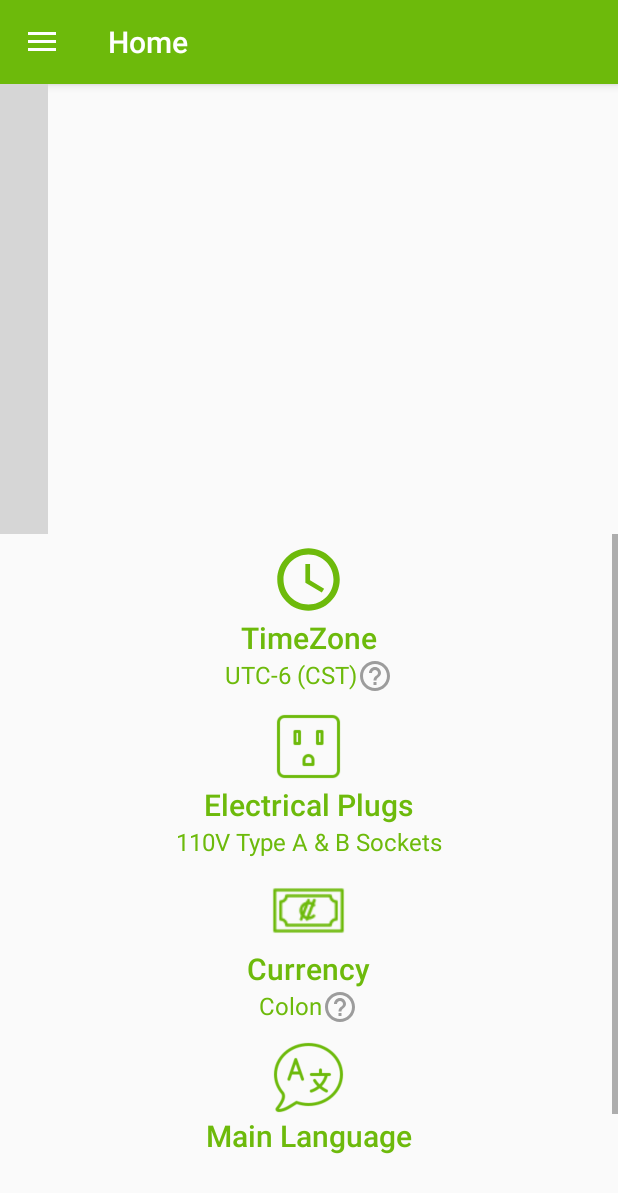
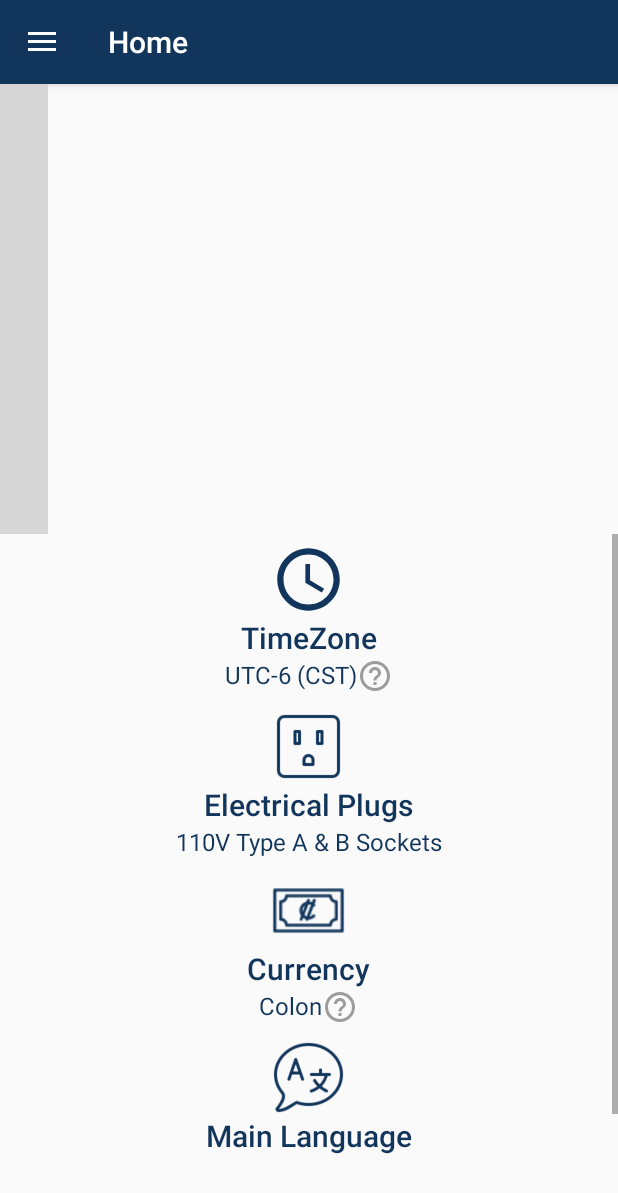
Before and after one commit to jonalonso/CostaRicaTravelApp, an Android app: the screen it shows after launch (MainActivity), on a phone screen of 412 x 824 dp. Shown: the top 1193 px of the screen. Run offline under Robolectric (Android 15) with nearby library versions, the phone set to English and light mode, and no system bars; our stand-ins replace AdMob, navigation-ui; libraries missing offline, so code that uses them is left out: com.denzcoskun.imageslider; plain views replace ImageSlider; 16 statements that could not run were skipped; grey boxes are pictures that could not be loaded.

Commit message:
updating colors and adding first modal to home fragment

```diff
--- a/app/src/main/res/drawable/ic_time.xml
+++ b/app/src/main/res/drawable/ic_time.xml
@@ -1,4 +1,4 @@
-<vector android:height="50dp" android:tint="#6DBA0B"
+<vector android:height="50dp" android:tint="@color/nav_bar"
     android:viewportHeight="24" android:viewportWidth="24"
     android:width="50dp" xmlns:android="http://schemas.android.com/apk/res/android">
     <path android:fillColor="@android:color/white" android:pathData="M11.99,2C6.47,2 2,6.48 2,12s4.47,10 9.99,10C17.52,22 22,17.52 22,12S17.52,2 11.99,2zM12,20c-4.42,0 -8,-3.58 -8,-8s3.58,-8 8,-8 8,3.58 8,8 -3.58,8 -8,8z"/>
--- a/app/src/main/res/drawable/side_nav_bar.xml
+++ b/app/src/main/res/drawable/side_nav_bar.xml
@@ -2,8 +2,8 @@
     android:shape="rectangle">
     <gradient
         android:angle="135"
-        android:centerColor="@color/purple_600"
-        android:endColor="@color/purple_700"
-        android:startColor="@color/purple_500"
+        android:centerColor="@color/navigation_drawer"
+        android:endColor="@color/nav_bar"
+        android:startColor="@color/navigation_drawer"
         android:type="linear" />
 </shape>
--- a/app/src/main/res/layout/fragment_home.xml
+++ b/app/src/main/res/layout/fragment_home.xml
@@ -47,17 +47,20 @@
                     android:layout_width="wrap_content"
                     android:layout_height="wrap_content"
                     android:layout_gravity="center_horizontal"
-                    android:textColor="@color/purple_500"
+                    android:textColor="@color/nav_bar"
+
                     style="@style/TextAppearance.Widget.AppCompat.Toolbar.Title"
                     android:text="@string/home_1"/>
                 <TextView
+                    android:id="@+id/textTimeZone"
                     android:layout_width="wrap_content"
                     android:layout_height="wrap_content"
                     android:layout_gravity="center_horizontal"
-                    android:textColor="@color/purple_500"
+                    android:textColor="@color/nav_bar"
                     style="@style/TextAppearance.Widget.AppCompat.Toolbar.Subtitle"
                     android:text="@string/home_1_description"
-                    android:drawableEnd="@drawable/ic_help"/>
+                    android:drawableEnd="@drawable/ic_help"
+                    />
             </LinearLayout>
 
             <LinearLayout
@@ -77,14 +80,14 @@
                     android:layout_width="wrap_content"
                     android:layout_height="wrap_content"
                     android:layout_gravity="center_horizontal"
-                    android:textColor="@color/purple_500"
+                    android:textColor="@color/nav_bar"
                     style="@style/TextAppearance.Widget.AppCompat.Toolbar.Title"
                     android:text="@string/home_2"/>
                 <TextView
                     android:layout_width="wrap_content"
                     android:layout_height="wrap_content"
                     android:layout_gravity="center_horizontal"
-                    android:textColor="@color/purple_500"
+                    android:textColor="@color/nav_bar"
                     style="@style/TextAppearance.Widget.AppCompat.Toolbar.Subtitle"
                     android:text="@string/home_2_description"/>
             </LinearLayout>
@@ -106,14 +109,14 @@
                     android:layout_width="wrap_content"
                     android:layout_height="wrap_content"
                     android:layout_gravity="center_horizontal"
-                    android:textColor="@color/purple_500"
+                    android:textColor="@color/nav_bar"
                     style="@style/TextAppearance.Widget.AppCompat.Toolbar.Title"
                     android:text="@string/home_3"/>
                 <TextView
                     android:layout_width="wrap_content"
                     android:layout_height="wrap_content"
                     android:layout_gravity="center_horizontal"
-                    android:textColor="@color/purple_500"
+                    android:textColor="@color/nav_bar"
                     style="@style/TextAppearance.Widget.AppCompat.Toolbar.Subtitle"
                     android:text="@string/home_3_description"
                     android:drawableEnd="@drawable/ic_help"/>
@@ -136,14 +139,14 @@
                     android:layout_width="wrap_content"
                     android:layout_height="wrap_content"
                     android:layout_gravity="center_horizontal"
-                    android:textColor="@color/purple_500"
+                    android:textColor="@color/nav_bar"
                     style="@style/TextAppearance.Widget.AppCompat.Toolbar.Title"
                     android:text="@string/home_4"/>
                 <TextView
                     android:layout_width="wrap_content"
                     android:layout_height="wrap_content"
                     android:layout_gravity="center_horizontal"
-                    android:textColor="@color/purple_500"
+                    android:textColor="@color/nav_bar"
                     style="@style/TextAppearance.Widget.AppCompat.Toolbar.Subtitle"
                     android:text="@string/home_4_description"
                     android:drawableEnd="@drawable/ic_help"/>
--- a/app/src/main/res/values-night/themes.xml
+++ b/app/src/main/res/values-night/themes.xml
@@ -3,7 +3,7 @@
     <style name="Theme.CostaRicaTravel" parent="Theme.MaterialComponents.DayNight.DarkActionBar">
         <!-- Primary brand color. -->
         <item name="colorPrimary">@color/purple_200</item>
-        <item name="colorPrimaryVariant">@color/purple_700</item>
+        <item name="colorPrimaryVariant">@color/notification_bar</item>
         <item name="colorOnPrimary">@color/black</item>
         <!-- Secondary brand color. -->
         <item name="colorSecondary">@color/teal_200</item>
--- a/app/src/main/res/values/colors.xml
+++ b/app/src/main/res/values/colors.xml
@@ -1,12 +1,15 @@
 <?xml version="1.0" encoding="utf-8"?>
 <resources>
+    <color name="notification_bar">#12355B</color>
+    <color name="nav_bar">#12355B</color>
+    <color name="navigation_drawer">#F26419</color>
     <color name="purple_200">#6DBA0B</color>
-    <color name="purple_500">#6DBA0B</color>
-    <color name="purple_600">#408A10</color>
-    <color name="purple_700">#408A10</color>
+
+
+
 
     <color name="teal_200">#FF03DAC5</color>
     <color name="teal_700">#FF018786</color>
     <color name="black">#FF000000</color>
-    <color name="white">#FFFFFFFF</color>
+    <color name="white">#FFFFFBFE</color>
 </resources>
--- a/app/src/main/res/values/strings.xml
+++ b/app/src/main/res/values/strings.xml
@@ -61,4 +61,5 @@
     <string name="home_3_description">Colon</string>
     <string name="home_4">Main Language</string>
     <string name="home_4_description">" Spanish"</string>
+    <string name="time_actual">Actual Time</string>
 </resources>
--- a/app/src/main/res/values/themes.xml
+++ b/app/src/main/res/values/themes.xml
@@ -3,8 +3,8 @@
     <style name="Theme.CostaRicaTravel" parent="Theme.MaterialComponents.DayNight.Bridge">
         <!-- Primary brand color. -->
         <item name="android:forceDarkAllowed" tools:targetApi="q">false</item>
-        <item name="colorPrimary">@color/purple_500</item>
-        <item name="colorPrimaryVariant">@color/purple_700</item>
+        <item name="colorPrimary">@color/nav_bar</item>
+        <item name="colorPrimaryVariant">@color/notification_bar</item>
         <item name="colorOnPrimary">@color/white</item>
         <!-- Secondary brand color. -->
         <item name="colorSecondary">@color/teal_200</item>
```
Also changed, not shown: app/src/main/java/com/example/costaricatravel/ui/home/HomeFragment.java (+72 -7 lines), app/src/main/res/layout/fragment_home_timezone_modal.xml (added, +27 -0 lines), app/src/main/res/drawable/ic_circle.png, app/src/main/res/drawable/ic_circle_selected.png, app/src/main/res/drawable/ic_colon.png, app/src/main/res/drawable/ic_language.png, app/src/main/res/drawable/ic_socket.png, 1 other file.
